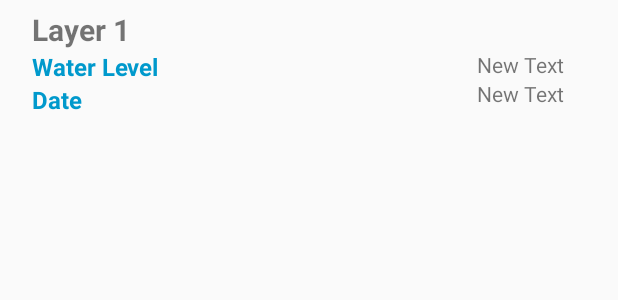
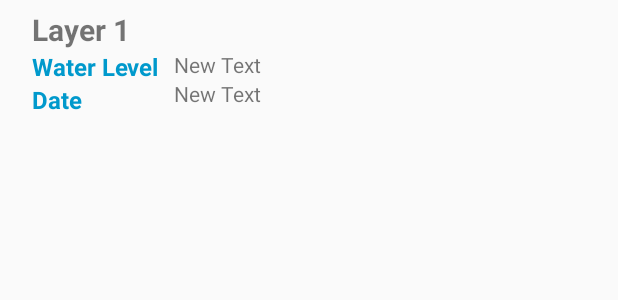
Before and after one commit to ec-melodies/wp10-zahori, an Android app: the layout layer_row.xml on its own in the app's theme, with its tools: preview values and no code run, on a phone screen of 412 x 824 dp. Shown: the top 300 px of the screen. Run offline under Robolectric (Android 15) with nearby library versions, the phone set to English and light mode, and no system bars.

Commit message:
MyLinearLayoutManager

```diff
--- a/app/src/main/res/layout/layer_row.xml
+++ b/app/src/main/res/layout/layer_row.xml
@@ -32,7 +32,9 @@
         android:text="New Text"
         android:id="@+id/txtValue"
         android:layout_below="@id/lblLayer"
-        android:layout_alignParentRight="true"
+        android:layout_marginLeft="10dp"
+        android:layout_toRightOf="@id/lblValue"
+        android:layout_alignParentRight="false"
         android:layout_marginRight="30dp" />
 
     <TextView
@@ -52,7 +54,8 @@
         android:text="New Text"
         android:id="@+id/txtDate"
         android:layout_below="@id/txtValue"
-        android:layout_alignParentRight="true"
+        android:layout_alignLeft="@id/txtValue"
+        android:layout_alignParentRight="false"
         android:layout_marginRight="30dp" />
 
 
--- a/app/src/main/res/layout/level_values_list_dialog.xml
+++ b/app/src/main/res/layout/level_values_list_dialog.xml
@@ -7,6 +7,7 @@
         android:id="@+id/level_values_recycler_list"
         android:layout_width="match_parent"
         android:layout_height="wrap_content"
+        android:layout_marginBottom="20dp"
         android:scrollbars="vertical" />
 
 </LinearLayout>
```
